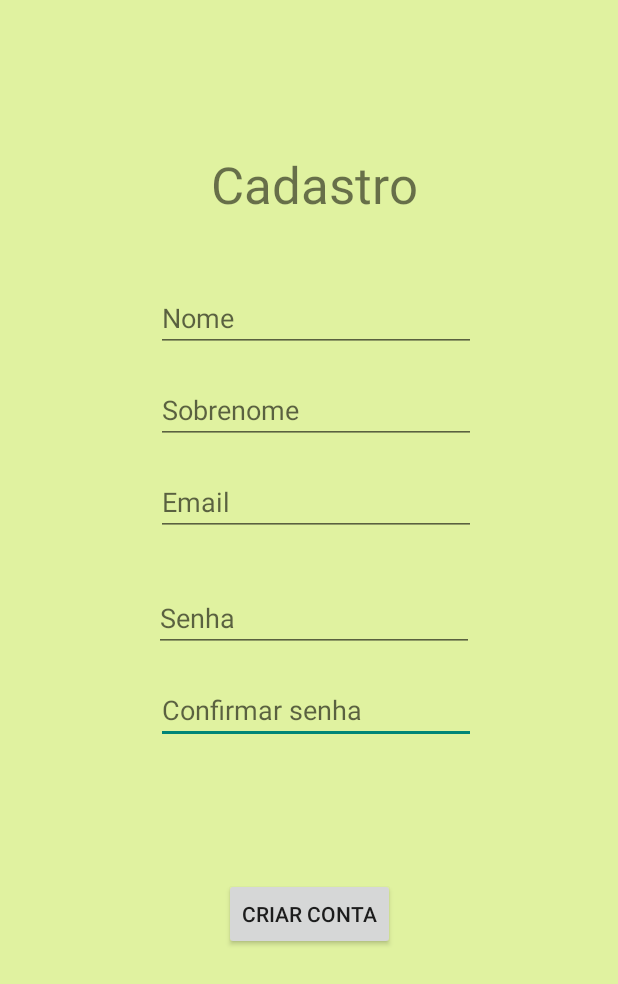
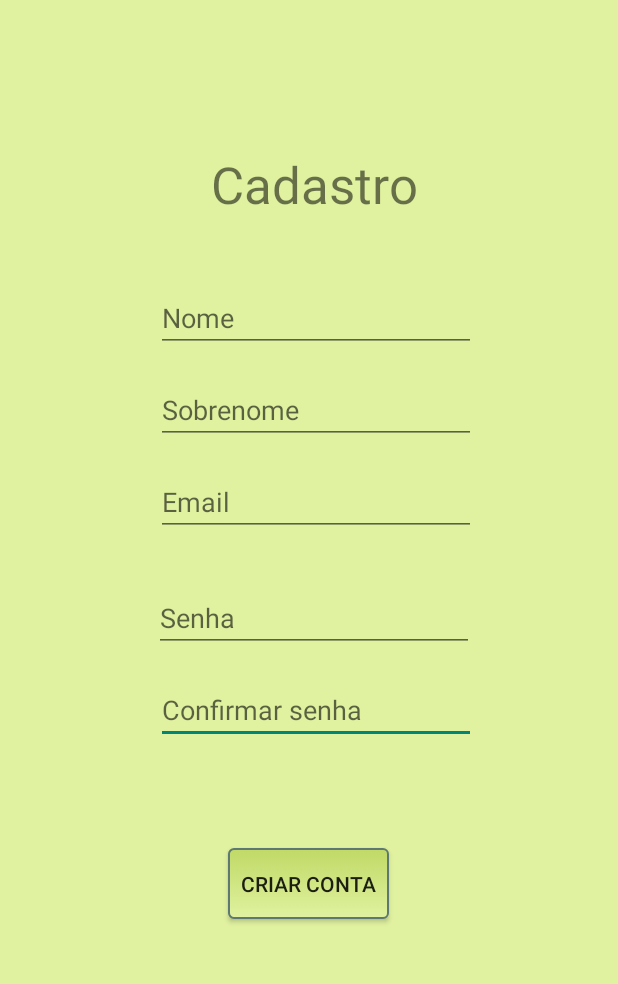
Before and after one commit to TiagoSanti/app-woods, an Android app: the CadastrarUsuario screen opened directly, with no data from a screen before it, on a phone screen of 412 x 824 dp. Shown: the top 984 px of the screen. Run offline under Robolectric (Android 15) with nearby library versions, the phone set to English and light mode, and no system bars; our stand-ins replace Firebase (no records; nobody signed in at launch, a user with empty details on screens opened directly).

Commit message:
Ajustes de layout

```diff
--- /dev/null
+++ b/Woods App/src/main/res/drawable/button.xml
@@ -0,0 +1,24 @@
+<?xml version="1.0" encoding="utf-8"?>
+<selector xmlns:android="http://schemas.android.com/apk/res/android" >
+    <item android:state_pressed="true" >
+        <shape android:shape="rectangle"  >
+            <corners android:radius="3dip" />
+            <stroke android:width="1dip" android:color="#5e7974" />
+            <gradient android:angle="-90" android:startColor="#345953" android:endColor="#689a92"  />
+        </shape>
+    </item>
+    <item android:state_focused="true">
+        <shape android:shape="rectangle"  >
+            <corners android:radius="3dip" />
+            <stroke android:width="1dip" android:color="#5e7974" />
+            <solid android:color="#58857e"/>
+        </shape>
+    </item>
+    <item >
+        <shape android:shape="rectangle"  >
+            <corners android:radius="3dip" />
+            <stroke android:width="1dip" android:color="#5e7974" />
+            <gradient android:angle="-90" android:startColor="@color/green4" android:endColor="@color/green5" />
+        </shape>
+    </item>
+</selector>
--- a/Woods App/src/main/res/layout/activity_cadastrar_usuario.xml
+++ b/Woods App/src/main/res/layout/activity_cadastrar_usuario.xml
@@ -51,11 +51,15 @@
 
     <Button
         android:id="@+id/btnCriarConta"
-        android:layout_width="wrap_content"
-        android:layout_height="wrap_content"
-        android:layout_marginTop="40dp"
-        android:text="Criar conta"
+        android:layout_width="107dp"
+        android:layout_height="47dp"
+        android:layout_marginTop="20dp"
+        android:paddingLeft="5dp"
+        android:paddingRight="5dp"
+        android:background="@drawable/button"
+        android:text="Criar Conta"
         app:layout_constraintEnd_toEndOf="parent"
+        app:layout_constraintHorizontal_bias="0.498"
         app:layout_constraintStart_toStartOf="parent"
         app:layout_constraintTop_toBottomOf="@+id/txtErroCadastro" />
 
--- a/Woods App/src/main/res/layout/activity_login.xml
+++ b/Woods App/src/main/res/layout/activity_login.xml
@@ -40,6 +40,9 @@
         android:layout_width="wrap_content"
         android:layout_height="wrap_content"
         android:layout_marginTop="16dp"
+        android:background="@drawable/button"
+        android:paddingLeft="5dp"
+        android:paddingRight="5dp"
         android:text="Login"
         app:layout_constraintEnd_toEndOf="parent"
         app:layout_constraintHorizontal_bias="0.498"
--- a/Woods App/src/main/res/layout/popup_filtro.xml
+++ b/Woods App/src/main/res/layout/popup_filtro.xml
@@ -20,7 +20,10 @@
         android:id="@+id/btnConfirmarFiltro"
         android:layout_width="wrap_content"
         android:layout_height="wrap_content"
+        android:paddingLeft="5dp"
+        android:paddingRight="5dp"
         android:layout_gravity="center"
+        android:background="@drawable/button"
         android:text="Confirmar"
         app:layout_constraintEnd_toEndOf="parent"
         app:layout_constraintHorizontal_bias="0.5"
--- a/Woods App/src/main/res/menu/menu_items.xml
+++ b/Woods App/src/main/res/menu/menu_items.xml
@@ -16,7 +16,7 @@
         <item
             android:id="@+id/sair"
             android:icon="@drawable/baseline_logout_black_24"
-            android:title="Sair"/>
+            android:title="Sair" />
 
     </group>
 </menu>
```
Also changed, not shown: Woods App/src/main/res/layout/fragment_editar_perfil.xml (+13 -1 lines), Woods App/src/main/res/layout/fragment_maps.xml (+14 -13 lines), Woods App/src/main/res/layout/fragment_perfil.xml (+6 -2 lines), Woods App/src/main/res/layout/popup_add.xml (+7 -1 lines).
